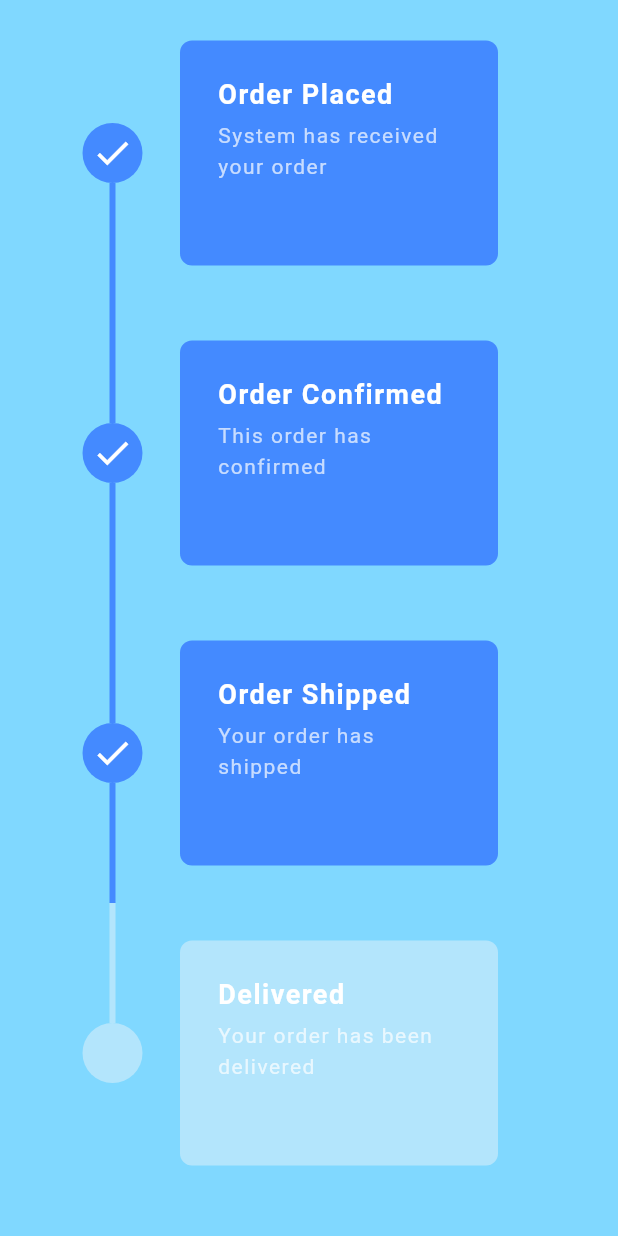
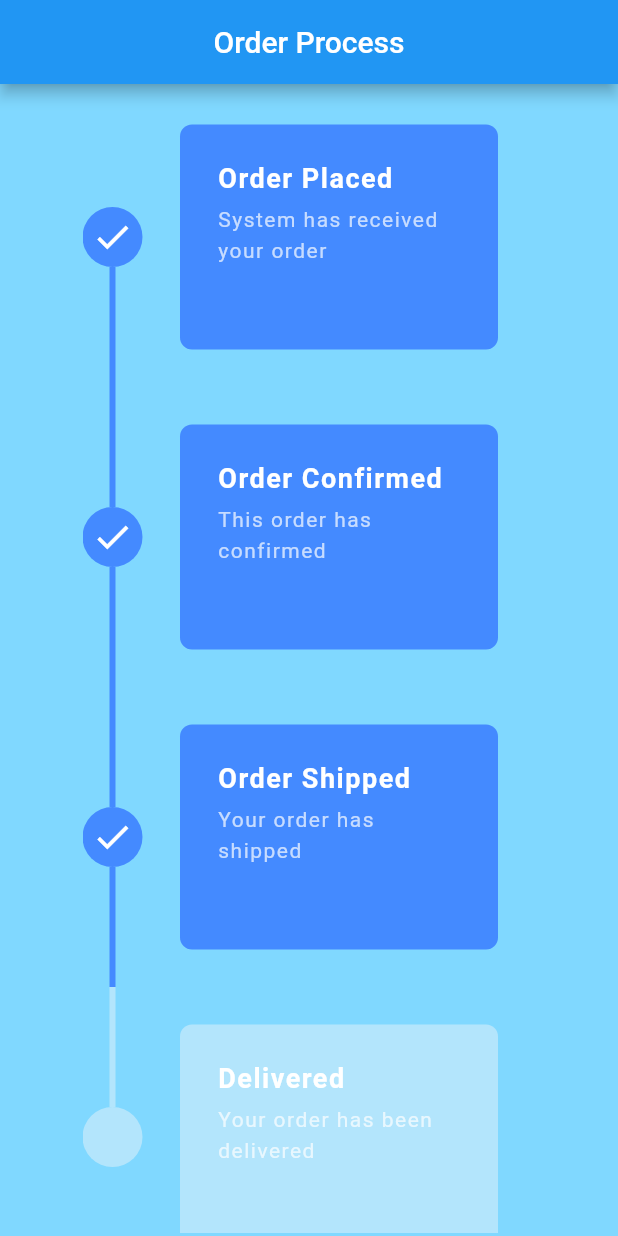
Before and after one commit to jananigel/flutter_timeline, a Flutter app: the screen it shows after launch, on a phone screen of 412 x 824 dp. Run offline on Flutter 3.47's test engine with Material 2 defaults, Android fonts, the phone set to English and light mode, and no system bars; drawn by our look-alikes of timeline_tile.

Commit message:
feat: add app bar

```diff
--- a/lib/pages/home.dart
+++ b/lib/pages/home.dart
@@ -9,6 +9,10 @@ class Home extends StatelessWidget {
   Widget build(BuildContext context) {
     return Scaffold(
       backgroundColor: Colors.lightBlueAccent.shade100,
+      appBar: AppBar(
+        title: Text('Order Process'),
+        centerTitle: true,
+      ),
       body: Padding(
         padding: const EdgeInsets.symmetric(horizontal: 55.0, vertical: 2.0),
         child: ListView(
```
